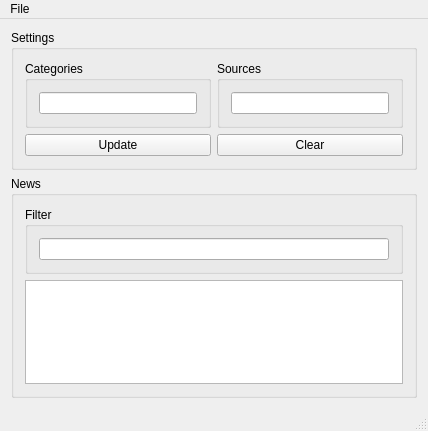
bitamins/cs411-T4, file NewsGUI/mainwindow.ui: the form before one commit.
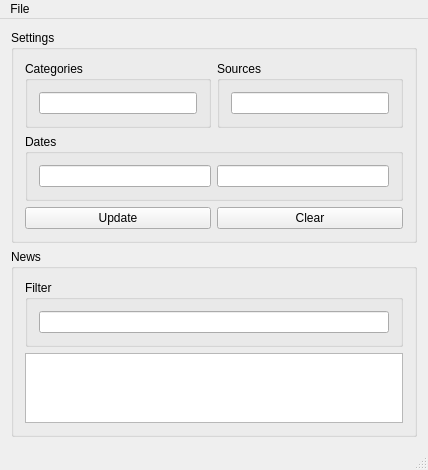
The form after the commit.

Commit message: added date selection

```diff
--- a/NewsGUI/mainwindow.ui
+++ b/NewsGUI/mainwindow.ui
@@ -45,7 +45,7 @@
        <string>Settings</string>
       </property>
       <layout class="QGridLayout" name="gridLayout_7">
-       <item row="2" column="1">
+       <item row="3" column="1">
         <widget class="QPushButton" name="clearSettingsButton">
          <property name="text">
           <string>Clear</string>
@@ -76,13 +76,28 @@
          </layout>
         </widget>
        </item>
-       <item row="2" column="0">
+       <item row="3" column="0">
         <widget class="QPushButton" name="updateSettingsButton">
          <property name="text">
           <string>Update</string>
          </property>
         </widget>
        </item>
+       <item row="2" column="0" colspan="2">
+        <widget class="QGroupBox" name="groupBox">
+         <property name="title">
+          <string>Dates</string>
+         </property>
+         <layout class="QGridLayout" name="gridLayout_5">
+          <item row="0" column="0">
+           <widget class="QLineEdit" name="dateFromLineEdit"/>
+          </item>
+          <item row="0" column="1">
+           <widget class="QLineEdit" name="dateToLineEdit"/>
+          </item>
+         </layout>
+        </widget>
+       </item>
       </layout>
      </widget>
     </item>
```
Left out of the diff: 2 changed lines with no effect on the pictures. The commit also changes 2 other files.
